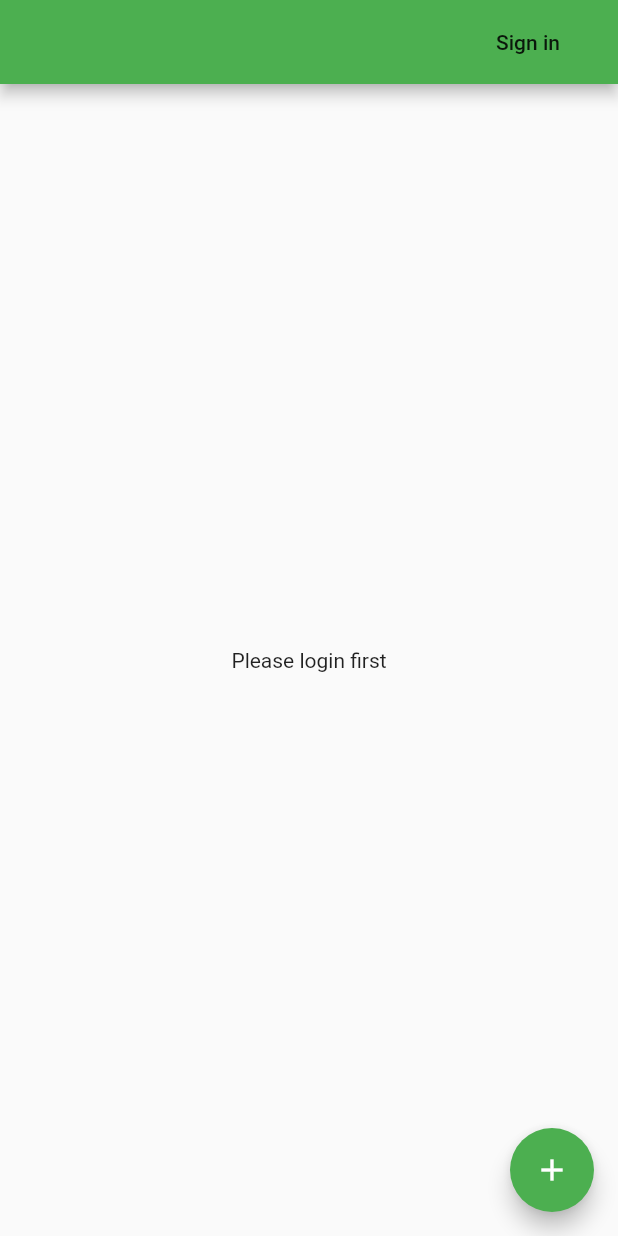
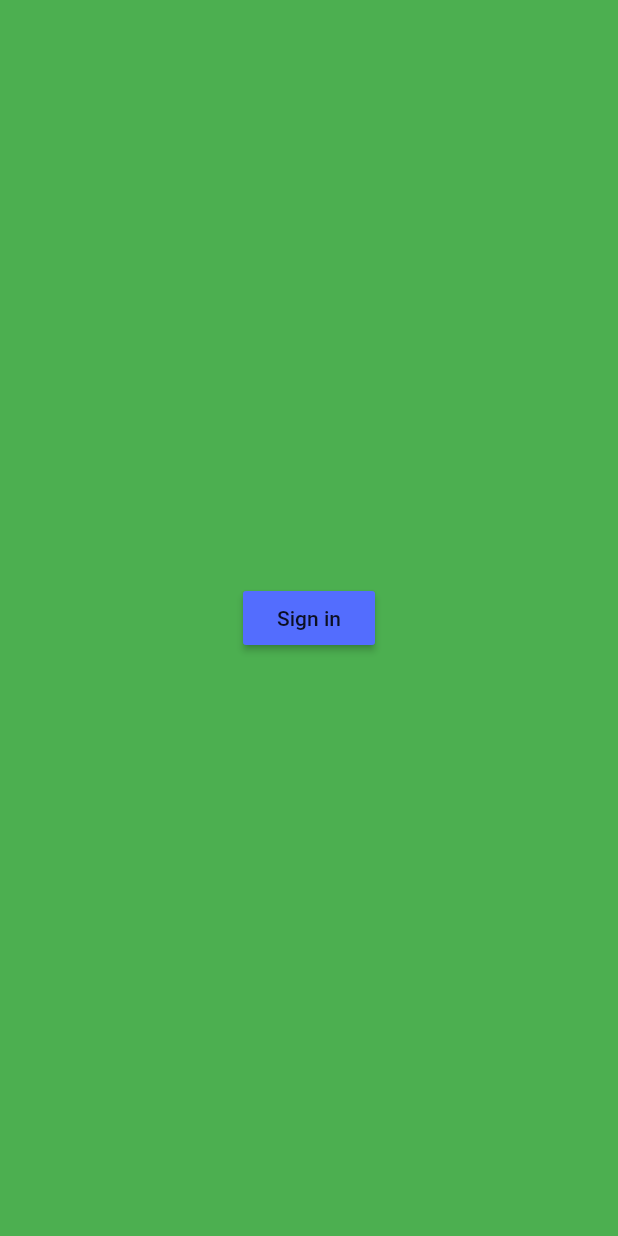
Before and after one commit to lukaselmer/hackzurich2017, a Flutter app: the screen it shows after launch, on a phone screen of 412 x 824 dp. Run offline on Flutter 3.47's test engine with Material 2 defaults, Android fonts, the phone set to English and light mode, and no system bars; our stand-ins replace firebase_auth, firebase_database, google_sign_in; missing offline and left inert: barcodescanner; accounts and stored records are empty; statements that could not run were skipped.

Commit message:
--wip-- [skip ci]

```diff
--- a/lib/main.dart
+++ b/lib/main.dart
@@ -12,7 +12,24 @@ final auth = FirebaseAuth.instance;
 
 main() async {
   await FirebaseDatabase.instance.setPersistenceEnabled(true);
-  runApp(new MyApp());
+  runApp(
+    new MaterialApp(
+      home: new MyApp(),
+      routes: <String, WidgetBuilder>{
+        // TODO: implement routes, see https://docs.flutter.io/flutter/material/MaterialApp-class.html
+        '/groups': (BuildContext context) => new GroupsPage(),
+        '/blabla': (BuildContext context) => new BlablaPage(),
+      },
+      onGenerateRoute: ((RouteSettings route) {
+        if (route.name.startsWith('/groups/')) {
+          return new GroupPage(route.name.split('/').last);
+        }
+        if (route.name.startsWith('/users/')) {
+          return new UserPage(route.name.split('/').last);
+        }
+      }),
+    ),
+  );
 }
 
 class MyApp extends StatelessWidget {
@@ -56,13 +73,10 @@ class _MyHomePageState extends State<MyHomePage> {
 
   @override
   Widget build(BuildContext context) {
+    if (!signedIn()) return signInPage();
+
     return new Scaffold(
-      appBar: new AppBar(
-        title: new Align(
-          alignment: FractionalOffset.centerRight,
-          child: _signInBar(),
-        ),
-      ),
+      appBar: appBar(),
       body: new Center(
         child: new Column(
           mainAxisAlignment: MainAxisAlignment.center,
@@ -77,6 +91,29 @@ class _MyHomePageState extends State<MyHomePage> {
         onPressed: _createGroupDialog,
         tooltip: 'Create Group',
         child: new Icon(Icons.add),
+      ),
+    );
+  }
+
+  Widget signInPage() {
+    return new Scaffold(
+      backgroundColor: Colors.primaries[9],
+      body: new Center(
+        child: new RaisedButton(
+          onPressed: _signIn,
+          color: Colors.accents[4],
+          colorBrightness: Brightness.light,
+          child: new Text('Sign in'),
+        ),
+      ),
+    );
+  }
+
+  AppBar appBar() {
+    return new AppBar(
+      title: new Align(
+        alignment: FractionalOffset.centerRight,
+        child: _signInBar(),
       ),
     );
   }
```
